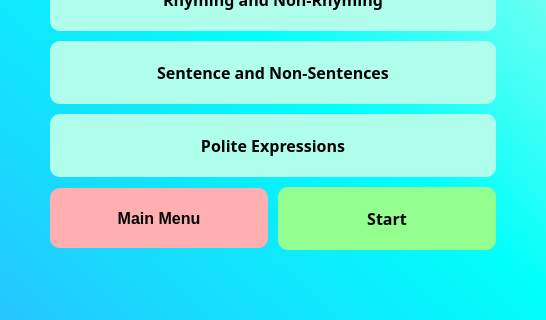
Above: src/screens/Quizzes.ui from jshperalta/ai-englishTutor before the change; both pictures show x 0 to 546 and y 192 to 512 of the 546 by 512 pixel window. Below: the same form after it.
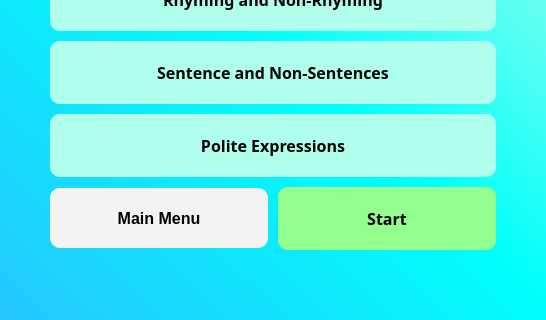
That is the form after the change.

```diff
--- a/src/screens/Quizzes.ui
+++ b/src/screens/Quizzes.ui
@@ -38,7 +38,7 @@
     <widget class="QWidget" name="Quiz" native="true">
      <property name="styleSheet">
       <string notr="true">QPushButton {
-font-size: 16px;
+font-size: 16px !important;
 background-color: #AFFFEC !important;
 color: black; 
 font-family: 'Gilroy';
@@ -209,13 +209,18 @@
          <enum>Qt::NoFocus</enum>
         </property>
         <property name="styleSheet">
-         <string notr="true">background-color: #ffafaf;
+         <string notr="true">QPushButton {
+	background-color: #f3f3f3;
 	color: black; 
 	font-family: 'Gilroy';
 	font-weight: 600;
 	border-radius: 10px;
 	padding: 20px;
-</string>
+}
+
+QPushButton::hover {
+background-color:rgb(226, 226, 226);
+}</string>
         </property>
         <property name="text">
          <string>Main Menu</string>
```
Left out of the diff: 19 changed lines with no effect on the pictures.
